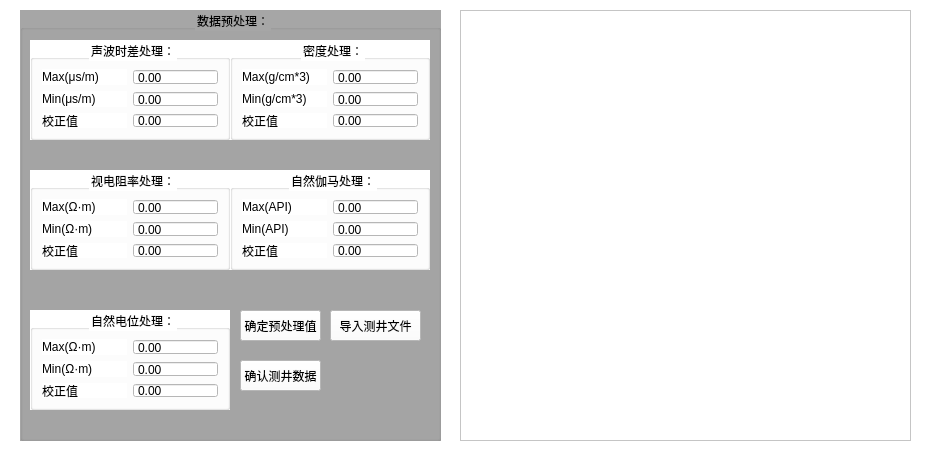
The window that UI/loadlogdata.ui (miketian2020/fracturing) describes before a commit, drawn with Qt 5.
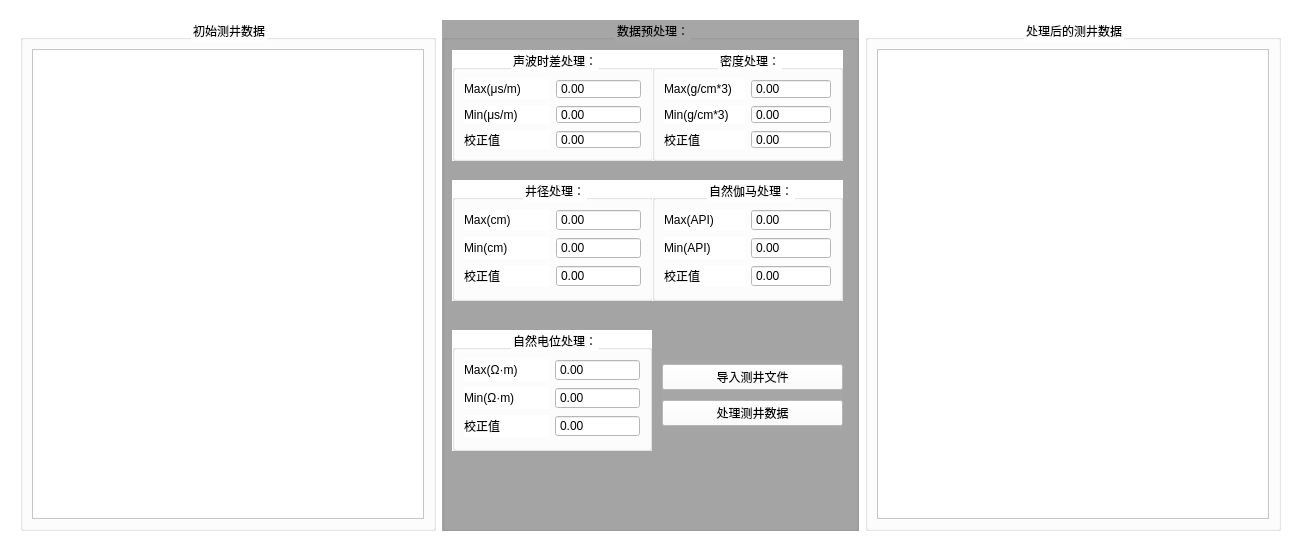
The same window after the commit.

```diff
--- a/UI/loadlogdata.ui
+++ b/UI/loadlogdata.ui
@@ -6,8 +6,8 @@
    <rect>
     <x>0</x>
     <y>0</y>
-    <width>928</width>
-    <height>456</height>
+    <width>1301</width>
+    <height>550</height>
    </rect>
   </property>
   <property name="windowTitle">
@@ -16,15 +16,33 @@
   <property name="styleSheet">
    <string notr="true">background-color: rgb(255, 255, 255);</string>
   </property>
-  <widget class="QGroupBox" name="groupBox">
+  <widget class="QWidget" name="">
    <property name="geometry">
     <rect>
      <x>20</x>
-     <y>10</y>
-     <width>421</width>
-     <height>431</height>
+     <y>20</y>
+     <width>1261</width>
+     <height>511</height>
     </rect>
    </property>
+   <layout class="QHBoxLayout" name="horizontalLayout" stretch="1,1,1">
+    <item>
+     <widget class="QGroupBox" name="groupBox_7">
+      <property name="title">
+       <string>初始测井数据</string>
+      </property>
+      <property name="alignment">
+       <set>Qt::AlignCenter</set>
+      </property>
+      <layout class="QHBoxLayout" name="horizontalLayout_2">
+       <item>
+        <widget class="QTableView" name="tableView_2"/>
+       </item>
+      </layout>
+     </widget>
+    </item>
+    <item>
+     <widget class="QGroupBox" name="groupBox">
    <property name="styleSheet">
     <string notr="true">
 background-color: rgb(166, 166, 166);</string>
@@ -40,8 +58,8 @@
      <rect>
       <x>10</x>
       <y>30</y>
-      <width>200</width>
-      <height>100</height>
+         <width>201</width>
+         <height>111</height>
      </rect>
     </property>
     <property name="styleSheet">
@@ -121,8 +139,8 @@
      <rect>
       <x>210</x>
       <y>30</y>
-      <width>200</width>
-      <height>100</height>
+         <width>191</width>
+         <height>111</height>
      </rect>
     </property>
     <property name="styleSheet">
@@ -202,15 +220,15 @@
      <rect>
       <x>10</x>
       <y>160</y>
-      <width>200</width>
-      <height>100</height>
+         <width>201</width>
+         <height>121</height>
      </rect>
     </property>
     <property name="styleSheet">
      <string notr="true">background-color: rgb(255, 255, 255);</string>
     </property>
     <property name="title">
-     <string>视电阻率处理：</string>
+        <string>井径处理：</string>
     </property>
     <property name="alignment">
      <set>Qt::AlignCenter</set>
@@ -239,7 +257,7 @@
      <item row="1" column="0">
       <widget class="QLabel" name="label_8">
        <property name="text">
-        <string>Min(Ω·m)</string>
+           <string>Min(cm)</string>
        </property>
       </widget>
      </item>
@@ -259,7 +277,7 @@
      <item row="0" column="0">
       <widget class="QLabel" name="label_7">
        <property name="text">
-        <string>Max(Ω·m)</string>
+           <string>Max(cm)</string>
        </property>
       </widget>
      </item>
@@ -283,8 +301,8 @@
      <rect>
       <x>210</x>
       <y>160</y>
-      <width>200</width>
-      <height>100</height>
+         <width>191</width>
+         <height>121</height>
      </rect>
     </property>
     <property name="styleSheet">
@@ -363,9 +381,9 @@
     <property name="geometry">
      <rect>
       <x>10</x>
-      <y>300</y>
+         <y>310</y>
       <width>200</width>
-      <height>100</height>
+         <height>121</height>
      </rect>
     </property>
     <property name="styleSheet">
@@ -440,31 +458,28 @@
      </item>
     </layout>
    </widget>
-   <widget class="QPushButton" name="pushButton_2">
+      <widget class="QWidget" name="">
     <property name="geometry">
      <rect>
       <x>220</x>
-      <y>300</y>
-      <width>81</width>
-      <height>31</height>
-     </rect>
-    </property>
+         <y>340</y>
+         <width>181</width>
+         <height>71</height>
+        </rect>
+       </property>
+       <layout class="QGridLayout" name="gridLayout_4">
+        <item row="1" column="0">
+         <widget class="QPushButton" name="pb_handle">
     <property name="styleSheet">
      <string notr="true">background-color: rgb(255, 255, 255);</string>
     </property>
     <property name="text">
-     <string>确定预处理值</string>
-    </property>
-   </widget>
-   <widget class="QPushButton" name="pushButton">
-    <property name="geometry">
-     <rect>
-      <x>310</x>
-      <y>300</y>
-      <width>91</width>
-      <height>31</height>
-     </rect>
-    </property>
+           <string>处理测井数据</string>
+          </property>
+         </widget>
+        </item>
+        <item row="0" column="0">
+         <widget class="QPushButton" name="pb_load">
     <property name="styleSheet">
      <string notr="true">background-color: rgb(255, 255, 255);</string>
     </property>
@@ -472,32 +487,27 @@
      <string>导入测井文件</string>
     </property>
    </widget>
-   <widget class="QPushButton" name="pushButton_3">
-    <property name="geometry">
-     <rect>
-      <x>220</x>
-      <y>350</y>
-      <width>81</width>
-      <height>31</height>
-     </rect>
-    </property>
-    <property name="styleSheet">
-     <string notr="true">background-color: rgb(255, 255, 255);</string>
-    </property>
-    <property name="text">
-     <string>确认测井数据</string>
-    </property>
-   </widget>
-  </widget>
-  <widget class="QTableView" name="tableView">
-   <property name="geometry">
-    <rect>
-     <x>460</x>
-     <y>10</y>
-     <width>451</width>
-     <height>431</height>
-    </rect>
-   </property>
+        </item>
+       </layout>
+      </widget>
+     </widget>
+    </item>
+    <item>
+     <widget class="QGroupBox" name="groupBox_8">
+      <property name="title">
+       <string>处理后的测井数据</string>
+      </property>
+      <property name="alignment">
+       <set>Qt::AlignCenter</set>
+      </property>
+      <layout class="QHBoxLayout" name="horizontalLayout_3">
+       <item>
+        <widget class="QTableView" name="tableView_3"/>
+       </item>
+      </layout>
+     </widget>
+    </item>
+   </layout>
   </widget>
  </widget>
  <resources/>
```
Left out of the diff: 30 changed lines with no effect on the pictures. Lines whose indentation alone changed are shown as unchanged.
